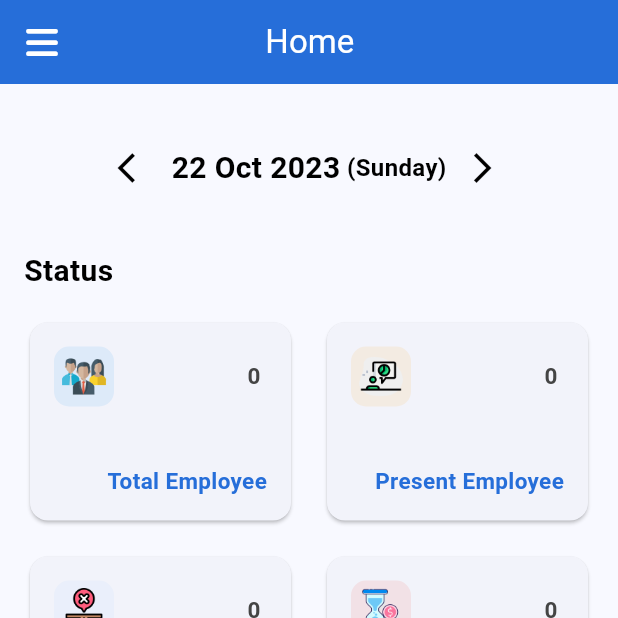
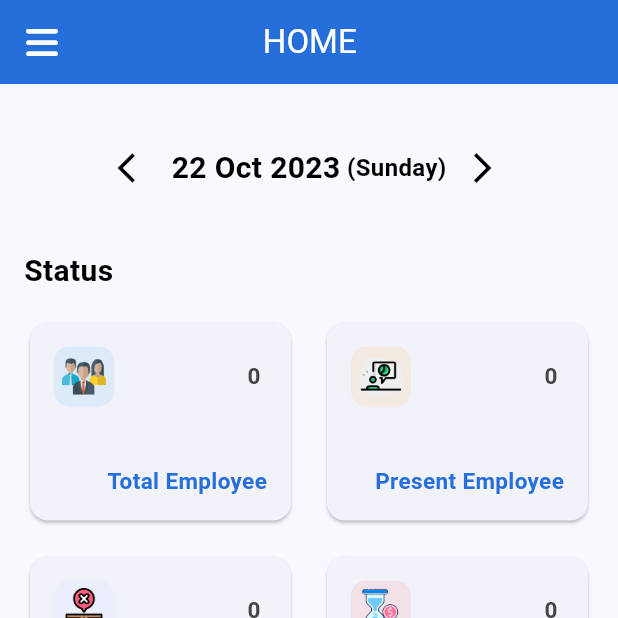
Before and after one commit to yarasfand/Attendance-MobileApplication, a Flutter app: the AdminMainPage screen opened directly, after a tap on the "arrow forward ios" icon, on a phone screen of 412 x 824 dp, the top half of it. Run offline on Flutter 3.47's test engine with Material 2 defaults, Android fonts, the phone set to English and light mode, and no system bars; our stand-ins replace bloc, camera, connectivity_plus, device_info_plus, equatable, flutter_bloc and 13 more; missing offline and left inert: open_street_map_search_and_pick, syncfusion_flutter_pdf, syncfusion_flutter_xlsio; accounts and stored records are empty; network calls fail; project files that could hold a hidden picture were left out.

Commit message:
More Changes Done!

```diff
--- a/lib/admin/adminDashboard/screen/adminMain.dart
+++ b/lib/admin/adminDashboard/screen/adminMain.dart
@@ -68,21 +68,24 @@ class _MainPageState extends State<AdminMainPage> {
                     pageHeading: _getPageInfo(item),
                   ),
                 ),
-                drawer: Drawer(
+                drawer:ClipRRect(
+                  borderRadius: BorderRadius.only(
+                    topRight: Radius.circular(40.0), // Adjust as needed
+                    bottomRight: Radius.circular(40.0), // Adjust as needed
+                  ),
+                  child: Drawer(
                     child: Column(
                       children: [
-                      Container(
-                        height: MediaQuery.of(context).size.height,
-                        decoration: const BoxDecoration(
-                          gradient: LinearGradient(
-                            colors: [
-                              AppColors.secondaryColor,
-                              Colors.transparent,
-                            ],
-                            begin: Alignment.bottomCenter,
-                            end: Alignment.topCenter,
+                        UserAccountsDrawerHeader(
+                          accountName: Text("Name"),
+                          accountEmail: Text("youremail@example.com"),
+                          currentAccountPicture: CircleAvatar(
+                            backgroundImage: AssetImage(
+                              "assets/icons/userr.png",
                             ),
                           ),
+                        ),
+                        Container(
                           child: MyDrawer(
                             onSelectedItems: (selectedItem) {
                               setState(() {
@@ -119,6 +122,7 @@ class _MainPageState extends State<AdminMainPage> {
                           ),
                         ),
                       ],
+                    ),
                   ),
                 ),
                 backgroundColor: Colors.white,
@@ -202,17 +206,17 @@ class _MainPageState extends State<AdminMainPage> {
   String _getPageInfo(AdminDrawerItem item) {
     switch (item) {
       case AdminDrawerItems.home:
-        return "Home";
+        return "HOME";
       case AdminDrawerItems.geofence:
-        return "Geofence";
+        return "GEOFENCE";
       case AdminDrawerItems.profile:
-        return "Profile";
+        return "PROFILE";
       case AdminDrawerItems.reports:
-        return "Reports";
+        return "REPORTS";
       case AdminDrawerItems.logout:
         return "";
       default:
-        return "Home"; // Set the default title
+        return "HOME";
     }
   }
 }
--- a/lib/admin/adminDashboard/screen/admindDrawer.dart
+++ b/lib/admin/adminDashboard/screen/admindDrawer.dart
@@ -15,37 +15,30 @@ class MyDrawer extends StatelessWidget {
 
   @override
   Widget build(BuildContext context) {
-    double screenHeight = MediaQuery.of(context).size.height;
-
     return Container(
-      padding: EdgeInsets.fromLTRB(0, screenHeight / 10, 0, 0),
-      child: SingleChildScrollView(
-        child: Column(
-          children: [
-            Center(
-              // Center the image
-              child: Image.asset(
-                "assets/images/pioneer_logo_app.png",
-                height: screenHeight / 15,
-              ),
-            ),
-            Padding(
-              padding: const EdgeInsets.symmetric(horizontal: 35, vertical: 45),
+      child: Padding(
+        padding: const EdgeInsets.symmetric(horizontal: 15, vertical: 55),
         child: buildDrawerItems(context),
-            ),
-          ],
-        ),
       ),
     );
   }
-  Widget buildDrawerItems(BuildContext context) => Column(
+
+  Widget buildDrawerItems(BuildContext context) {
+    double screenHeight = MediaQuery.of(context).size.height;
+    double screenWidth = MediaQuery.of(context).size.width;
+
+    return Column(
       children: AdminDrawerItems.all
           .map(
-              (item) => ListTile(
-                contentPadding: EdgeInsets.fromLTRB(
-                    MediaQuery.of(context).size.height/50 ,
-                    MediaQuery.of(context).size.height/43,0,0),
-                leading: Icon(item.icon, color: Colors.black87),
+            (item) =>
+            ListTile(
+              contentPadding:  EdgeInsets.fromLTRB(
+                  0,
+                  screenHeight / 20, 0, 0),
+              leading: Padding(
+                padding: EdgeInsets.fromLTRB(0, 0, screenWidth / 10, 0),
+                child: Icon(item.icon, color: Colors.black87),
+              ),
               title: Text(
                 item.title,
                 style: const TextStyle(
@@ -54,7 +47,7 @@ class MyDrawer extends StatelessWidget {
                   fontWeight: FontWeight.bold,
                   shadows: [
                     Shadow(
-                        color: Colors.grey,// Color of the shadow
+                      color: Colors.grey, // Color of the shadow
                       offset:
                       Offset(2, 2), // Offset of the shadow from the text
                       blurRadius: 3, // Blur radius of the shadow
@@ -69,3 +62,4 @@ class MyDrawer extends StatelessWidget {
           .toList(),
     );
   }
+}
--- a/lib/employee/empProfilePage/models/empProfileRepository.dart
+++ b/lib/employee/empProfilePage/models/empProfileRepository.dart
@@ -21,10 +21,11 @@ class EmpProfileRepository {
   }
 
   Future<List<EmpProfileModel>> getData() async {
-    // Check if coorporateId and employeeId are initialized
-    if (coorporateId.isEmpty || employeeId == 0) {
+
+     if (coorporateId.isEmpty || employeeId == 0) {
       throw Exception("coorporateId or employeeId not initialized");
     }
+
     await fetchSharedPrefData();
     print("---------------------------$coorporateId");
     print("---------------------------$employeeId");
--- a/lib/employee/empProfilePage/screens/profilepage.dart
+++ b/lib/employee/empProfilePage/screens/profilepage.dart
@@ -65,6 +65,7 @@ class _EmpProfilePageState extends State<EmpProfilePage> {
 
             List<EmpProfileModel> userList = state.users;
             final employeeProfile = userList[0];
+
             return Scaffold(
               backgroundColor: AppColors.offWhite,
               body: SingleChildScrollView(
```
Also changed, not shown: lib/employee/empDashboard/screens/empDrawer.dart (+11 -15 lines), lib/employee/empDashboard/screens/employeeMain.dart (+38 -15 lines). Lines whose indentation alone changed are shown as unchanged.
